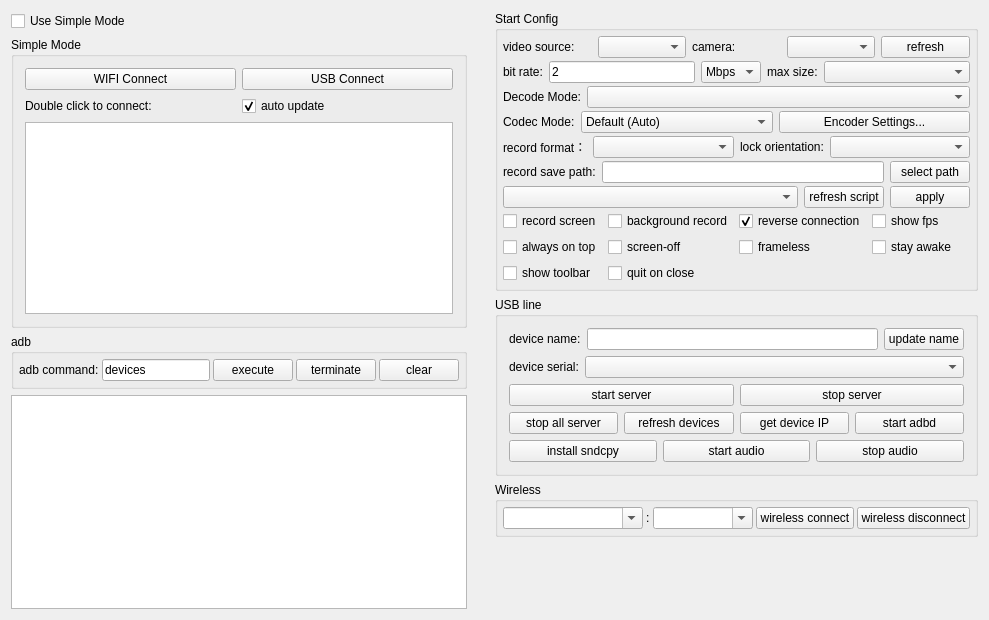
Before: the Qt Designer form upstream/QtScrcpy/QtScrcpy/ui/dialog.ui in mucholocco86/fisicos, drawn with Qt 5.
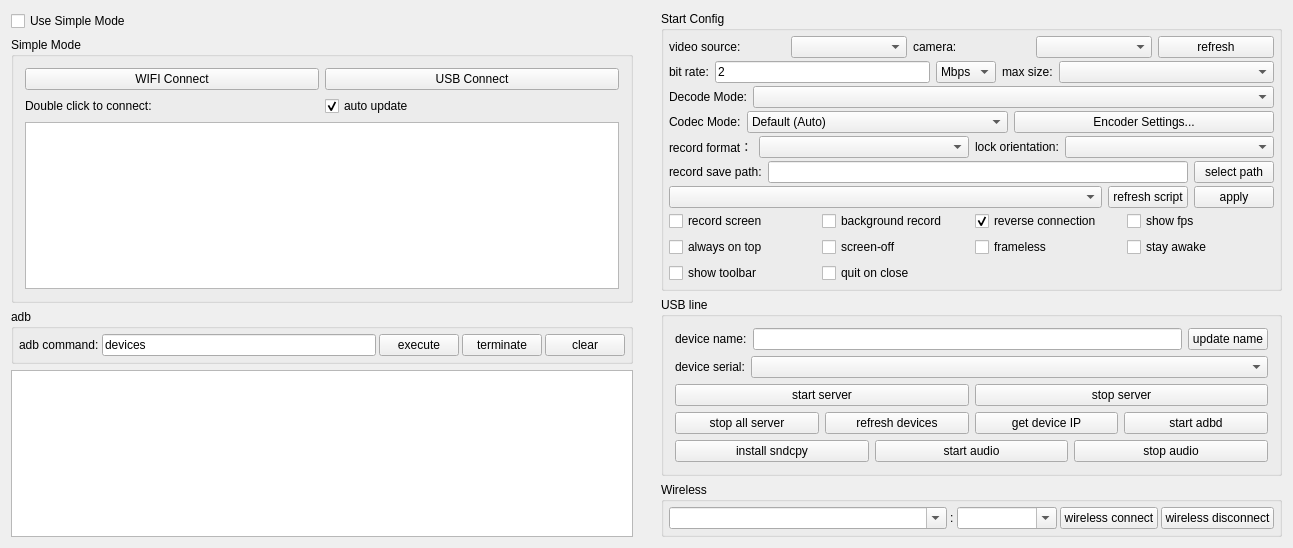
After: the same form once the commit is applied.

Commit message: Restaurar tamanho oficial de fabrica 1293x502 do painel principal sem alterar demais telas

Diff of the .ui file:
```diff
--- a/upstream/QtScrcpy/QtScrcpy/ui/dialog.ui
+++ b/upstream/QtScrcpy/QtScrcpy/ui/dialog.ui
@@ -6,8 +6,8 @@
    <rect>
     <x>0</x>
     <y>0</y>
-    <width>920</width>
-    <height>620</height>
+    <width>1293</width>
+    <height>502</height>
    </rect>
   </property>
   <property name="windowTitle">
```
